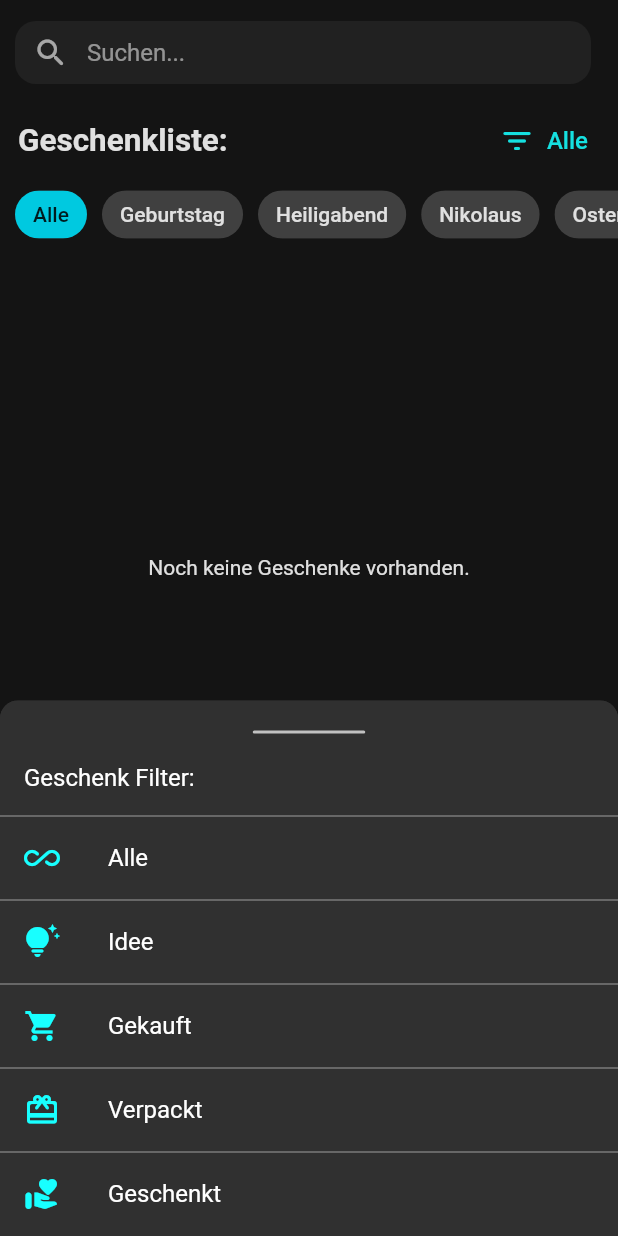
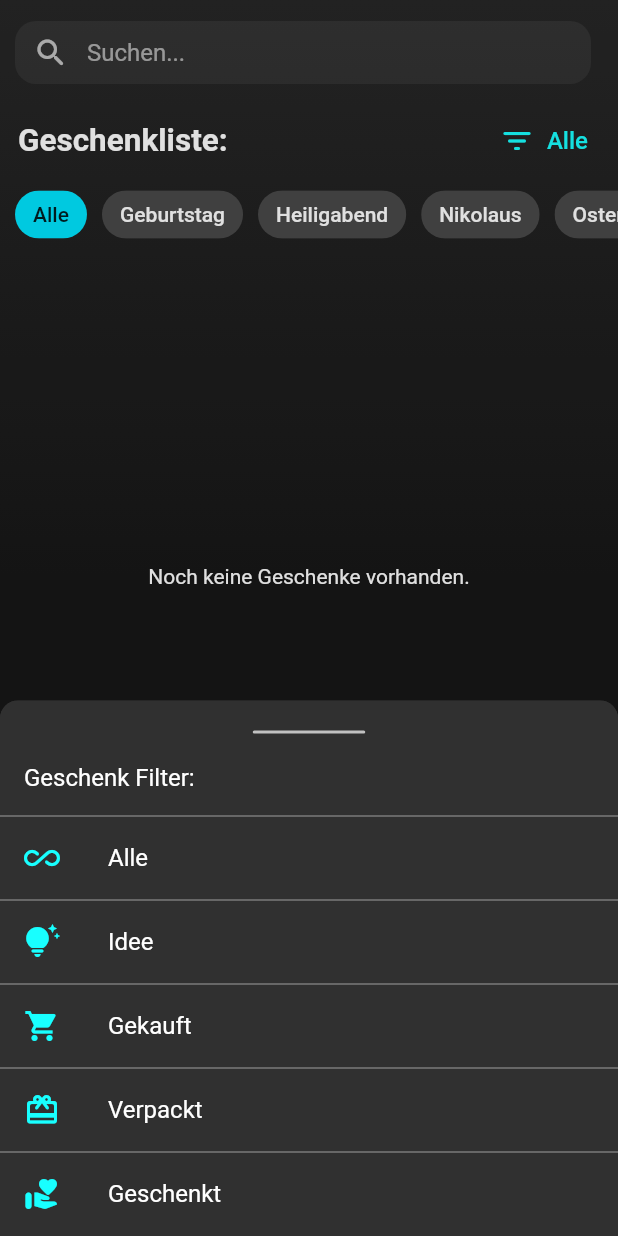
Before and after one commit to Marcel9494/Geschenkliste, a Flutter app: the screen it shows after launch, after a tap on "Alle", on a phone screen of 412 x 824 dp. Run offline on Flutter 3.47's test engine with Material 2 defaults, Android fonts, the light colour scheme and no system bars; our stand-ins replace another_flushbar, hive, hive_flutter, modal_bottom_sheet, rounded_loading_button, timelines; accounts and stored records are empty.

Commit message:
Geschenkliste UI weiter verbessert
-Geschenkliste UI wurde weiter verbessert.

```diff
--- a/lib/screens/gift_list_screen.dart
+++ b/lib/screens/gift_list_screen.dart
@@ -8,6 +8,8 @@ import '/models/enums/events.dart';
 import '/components/cards/gift_card.dart';
 import '/components/texts/centered_text.dart';
 import '/components/modal_bottom_sheets/filter_gift_options_bottom_sheet.dart';
+
+import '/utils/scrolling_behavior.dart';
 
 class GiftListScreen extends StatefulWidget {
   const GiftListScreen({Key? key}) : super(key: key);
@@ -78,7 +80,19 @@ class _GiftListScreenState extends State<GiftListScreen> with TickerProviderStat
   @override
   Widget build(BuildContext context) {
     return Scaffold(
-      body: SafeArea(
+      body: Container(
+        decoration: const BoxDecoration(
+          gradient: LinearGradient(
+            colors: [
+              Color(0xFF272727),
+              Color(0xFF171717),
+            ],
+            stops: [0.0, 0.5],
+            begin: Alignment.topCenter,
+            end: Alignment.bottomCenter,
+          ),
+        ),
+        child: SafeArea(
           child: Column(
             children: [
               Padding(
@@ -153,14 +167,16 @@ class _GiftListScreenState extends State<GiftListScreen> with TickerProviderStat
                 ],
               ),
               SizedBox(
-              height: 54,
+                height: 60,
+                child: ScrollConfiguration(
+                  behavior: ScrollingBehavior(),
                   child: ListView.builder(
                     itemCount: eventFilter.length,
                     scrollDirection: Axis.horizontal,
                     physics: const AlwaysScrollableScrollPhysics(),
                     itemBuilder: (BuildContext context, int index) {
                       return Padding(
-                    padding: const EdgeInsets.fromLTRB(10.0, 0.0, 0.0, 4.0),
+                        padding: const EdgeInsets.fromLTRB(10.0, 0.0, 0.0, 10.0),
                         child: ChoiceChip(
                           label: Text(
                             eventFilter[index],
@@ -178,6 +194,7 @@ class _GiftListScreenState extends State<GiftListScreen> with TickerProviderStat
                         ),
                       );
                     },
+                  ),
                 ),
               ),
               FutureBuilder<List<Gift>>(
@@ -232,6 +249,7 @@ class _GiftListScreenState extends State<GiftListScreen> with TickerProviderStat
             ],
           ),
         ),
+      ),
     );
   }
 }
--- /dev/null
+++ b/lib/utils/scrolling_behavior.dart
@@ -0,0 +1,8 @@
+import 'package:flutter/cupertino.dart';
+
+class ScrollingBehavior extends ScrollBehavior {
+  @override
+  Widget buildOverscrollIndicator(BuildContext context, Widget child, ScrollableDetails details) {
+    return child;
+  }
+}
```
Also changed, not shown: lib/components/cards/gift_card.dart (+25 -22 lines). Lines whose indentation alone changed are shown as unchanged.
